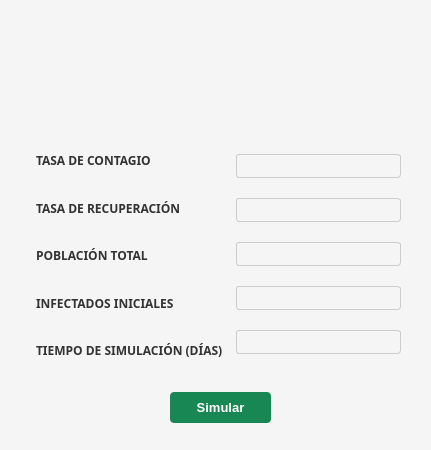
OriC28/SIRD-Simulator, file gui/gui.ui: the form before one commit.
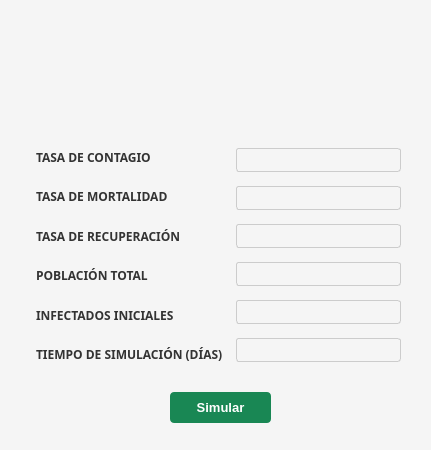
The form after the commit. Icons and pictures are not drawn.

Diff of the .ui file:
```diff
--- a/gui/gui.ui
+++ b/gui/gui.ui
@@ -89,6 +89,25 @@
          </property>
         </widget>
        </item>
+       <item>
+        <widget class="QLabel" name="label_6">
+         <property name="font">
+          <font>
+           <family>Segoe UI,sans-serif</family>
+           <weight>75</weight>
+           <bold>true</bold>
+          </font>
+         </property>
+         <property name="styleSheet">
+          <string notr="true">color: #333333;
+padding: 3px;
+font-weight: bold;</string>
+         </property>
+         <property name="text">
+          <string>TASA DE MORTALIDAD</string>
+         </property>
+        </widget>
+       </item>
        <item>
         <widget class="QLabel" name="label_5">
          <property name="font">
@@ -186,6 +205,28 @@
 QLineEdit:focus {
     border-color: #2A3663;
 }</string>
+         </property>
+         <property name="text">
+          <string/>
+         </property>
+        </widget>
+       </item>
+       <item>
+        <widget class="QLineEdit" name="mortality_rate">
+         <property name="styleSheet">
+          <string notr="true">QLineEdit{
+padding: 3px;
+border: 1px solid #cccccc;
+border-radius: 3px;
+color: #333333;
+}
+
+QLineEdit:focus {
+    border-color: #2A3663;
+}</string>
+         </property>
+         <property name="text">
+          <string/>
          </property>
         </widget>
        </item>
```
Left out of the diff: 2 changed lines with no effect on the pictures.
